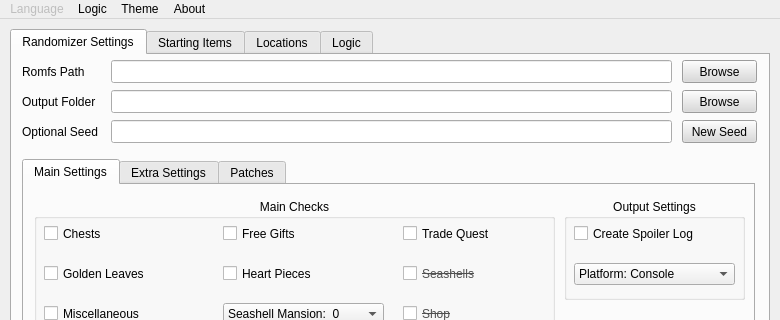
First picture: the form in UI/ui_form.ui, repository Owen-Splat/LAS-Randomizer, before the edit; both pictures show x 0 to 780 and y 0 to 320 of the 780 by 640 pixel window.
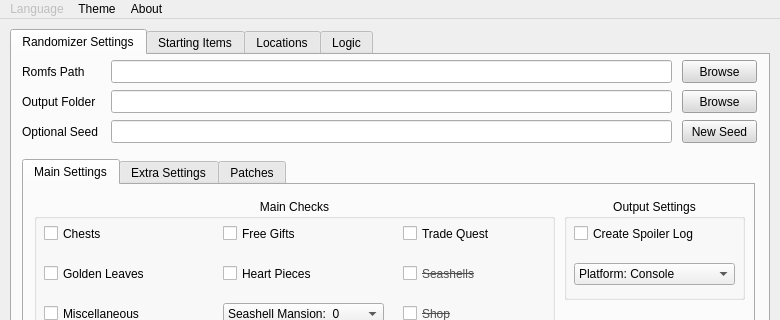
Second picture: the form after the edit.

Commit message: reduce file size of build and remove logic export

The edit to the form file:
```diff
--- a/UI/ui_form.ui
+++ b/UI/ui_form.ui
@@ -2625,16 +2625,7 @@
     <addaction name="separator"/>
     <addaction name="actionDark"/>
    </widget>
-   <widget class="QMenu" name="menuLogic">
-    <property name="title">
-     <string>Logic</string>
-    </property>
-    <addaction name="actionUpdate"/>
-    <addaction name="separator"/>
-    <addaction name="actionExport"/>
-   </widget>
    <addaction name="menuLanguage"/>
-   <addaction name="menuLogic"/>
    <addaction name="menuTheme"/>
    <addaction name="menuAbout"/>
   </widget>
```
The commit also changes 5 other files.
